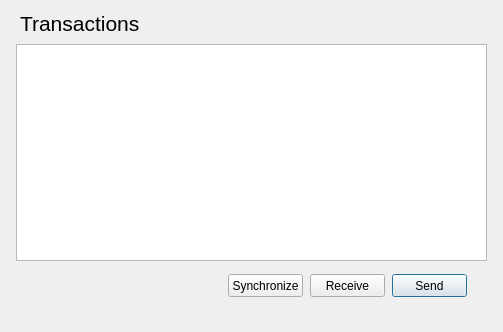
Old version of the form lib/view/walletdialog.ui in the repository RdeWilde/JoyStream.
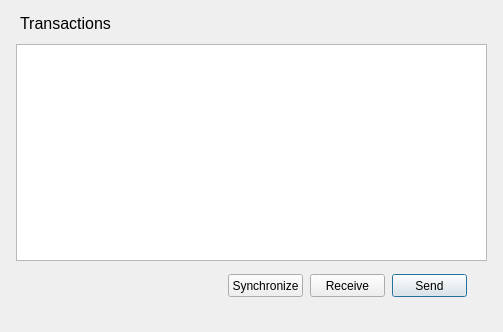
New version of the form.

```diff
--- a/lib/view/walletdialog.ui
+++ b/lib/view/walletdialog.ui
@@ -73,7 +73,7 @@
    </property>
    <property name="font">
     <font>
-     <pointsize>16</pointsize>
+     <pointsize>12</pointsize>
     </font>
    </property>
    <property name="text">
```
